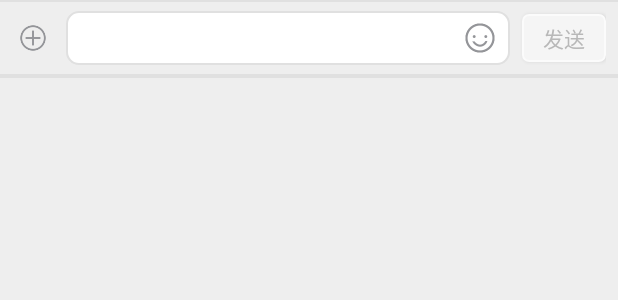
After one commit to gf5353/GridViewPager, an Android app: the layout reply_layout.xml on its own in the app's theme, with its tools: preview values and no code run, on a phone screen of 412 x 824 dp. The commit adds this screen. Shown: the top 300 px of the screen. Run offline under Robolectric (Android 15) with nearby library versions, the phone set to English and light mode, and no system bars.

Commit message:
add code

```diff
--- a/app/src/main/AndroidManifest.xml
+++ b/app/src/main/AndroidManifest.xml
@@ -19,6 +19,7 @@
                 <category android:name="android.intent.category.LAUNCHER" />
             </intent-filter>
         </activity>
+        <activity android:name=".EmojiActivity" />
     </application>
 
 </manifest>
--- /dev/null
+++ b/app/src/main/res/drawable/shape_button_reply_button.xml
@@ -0,0 +1,18 @@
+<?xml version="1.0" encoding="utf-8"?>
+<shape
+    xmlns:android="http://schemas.android.com/apk/res/android"
+    android:shape="rectangle">
+
+    <corners
+        android:bottomLeftRadius="4dp"
+        android:bottomRightRadius="4dp"
+        android:topLeftRadius="4dp"
+        android:topRightRadius="4dp"/>
+
+    <stroke
+        android:width="1dp"
+        android:color="#fbfbfb"/>
+
+    <solid android:color="@color/reply_button_disable"/>
+
+</shape>
--- /dev/null
+++ b/app/src/main/res/drawable/shape_button_reply_edittext.xml
@@ -0,0 +1,22 @@
+<?xml version="1.0" encoding="utf-8"?>
+<shape
+    xmlns:android="http://schemas.android.com/apk/res/android"
+    android:shape="rectangle">
+
+    <corners
+        android:bottomLeftRadius="8dp"
+        android:bottomRightRadius="8dp"
+        android:topLeftRadius="8dp"
+        android:topRightRadius="8dp"/>
+
+    <stroke
+        android:width="1dp"
+        android:color="#e0e0e0"/>
+
+    <solid android:color="#fff"/>
+
+    <padding
+        android:left="8dp"
+        android:right="4dp"/>
+
+</shape>
--- a/app/src/main/res/layout/content_main.xml
+++ b/app/src/main/res/layout/content_main.xml
@@ -18,4 +18,9 @@
         android:layout_width="match_parent"
         android:layout_height="wrap_content" />
 
+    <Button
+        android:id="@+id/btn"
+        android:layout_width="match_parent"
+        android:layout_height="wrap_content"
+        android:text="表情框弹出" />
 </LinearLayout>
--- /dev/null
+++ b/app/src/main/res/layout/reply_layout.xml
@@ -0,0 +1,95 @@
+<LinearLayout xmlns:android="http://schemas.android.com/apk/res/android"
+    xmlns:tools="http://schemas.android.com/tools"
+    android:layout_width="match_parent"
+    android:layout_height="match_parent"
+    android:clickable="true"
+    android:orientation="vertical">
+
+    <LinearLayout
+        android:layout_width="match_parent"
+        android:layout_height="1dp"
+        android:background="#e0e0e0" />
+
+    <LinearLayout
+        android:layout_width="match_parent"
+        android:layout_height="wrap_content"
+        android:background="#eee"
+        android:gravity="center_vertical"
+        android:orientation="horizontal"
+        android:paddingBottom="6dp"
+        android:paddingLeft="8dp"
+        android:paddingRight="8dp"
+        android:paddingTop="6dp">
+
+        <ImageView
+            android:layout_width="28dp"
+            android:layout_height="28dp"
+            android:clickable="true"
+            android:scaleType="centerCrop"
+            android:src="@drawable/ic_plus" />
+
+        <LinearLayout
+            android:layout_width="0dp"
+            android:layout_height="wrap_content"
+            android:layout_marginLeft="8dp"
+            android:layout_marginRight="8dp"
+            android:layout_weight="1"
+            android:background="@drawable/shape_button_reply_edittext"
+            android:gravity="center_vertical"
+            android:orientation="horizontal">
+
+            <EditText
+                android:id="@+id/edit_text"
+                android:layout_width="0dp"
+                android:layout_height="wrap_content"
+                android:layout_weight="1"
+                android:background="#0000"
+                android:maxLines="3"
+                android:minHeight="36dp"
+                android:textSize="16sp" />
+
+            <ImageView
+                android:id="@+id/emotion_button"
+                android:layout_width="32dp"
+                android:layout_height="32dp"
+                android:clickable="true"
+                android:src="@drawable/ic_emotion" />
+        </LinearLayout>
+
+        <Button
+            android:id="@+id/btn_send"
+            android:layout_width="56dp"
+            android:layout_height="32dp"
+            android:background="@drawable/shape_button_reply_button"
+            android:text="发送"
+            android:textColor="@color/reply_button_text_disable" />
+    </LinearLayout>
+
+    <LinearLayout
+        android:layout_width="match_parent"
+        android:layout_height="1dp"
+        android:background="#e0e0e0" />
+
+    <RelativeLayout
+        android:id="@+id/emotion_layout"
+        android:layout_width="match_parent"
+        android:layout_height="0dp"
+        android:background="#eee"
+        android:orientation="vertical"
+        android:visibility="gone"
+        tools:layout_height="200dp"
+        tools:visibility="visible">
+
+        <LinearLayout
+            android:layout_width="match_parent"
+            android:layout_height="1dp"
+            android:background="#e0e0e0" />
+
+        <android.support.v4.view.ViewPager
+            android:id="@+id/pager"
+            android:layout_width="match_parent"
+            android:layout_height="match_parent" />
+
+    </RelativeLayout>
+
+</LinearLayout>
--- a/app/src/main/res/values/colors.xml
+++ b/app/src/main/res/values/colors.xml
@@ -3,4 +3,10 @@
     <color name="colorPrimary">#3F51B5</color>
     <color name="colorPrimaryDark">#303F9F</color>
     <color name="colorAccent">#FF4081</color>
+
+    <color name="reply_button_disable">#f5f5f5</color>
+    <color name="reply_button_text">#dfFFFFFF</color>
+    <color name="reply_button_text_disable">#b8b8b8</color>
+    <color name="white">#FFFFFF</color>
+    <color name="text_primary">#df000000</color>
 </resources>
--- a/app/src/main/res/values/styles.xml
+++ b/app/src/main/res/values/styles.xml
@@ -7,11 +7,17 @@
         <item name="colorPrimaryDark">@color/colorPrimaryDark</item>
         <item name="colorAccent">@color/colorAccent</item>
     </style>
+
     <style name="AppTheme.NoActionBar">
         <item name="windowActionBar">false</item>
         <item name="windowNoTitle">true</item>
     </style>
+
     <style name="AppTheme.AppBarOverlay" parent="ThemeOverlay.AppCompat.Dark.ActionBar" />
+
     <style name="AppTheme.PopupOverlay" parent="ThemeOverlay.AppCompat.Light" />
 
+    <style name="ToolbarStyle" parent="Theme.AppCompat">
+        <item name="colorControlNormal">@android:color/white</item>
+    </style>
 </resources>
```
Also changed, not shown: app/src/main/java/me/gufei/gridviewpager/EmojiActivity.java (added, +64 -0 lines), app/src/main/java/me/gufei/gridviewpager/MainActivity.java (+7 -0 lines), app/src/main/java/me/gufei/gridviewpager/emoji/EmojiUtil.java (added, +37 -0 lines), app/src/main/java/me/gufei/gridviewpager/emoji/EmotionInputDetector.java (added, +193 -0 lines), app/src/main/res/drawable/shape_fast_reply_text.xml (added, +11 -0 lines), app/src/main/res/layout/activity_emoji.xml (added, +18 -0 lines), app/src/main/res/drawable/ic_emotion.png (added), app/src/main/res/drawable/ic_plus.png (added).
